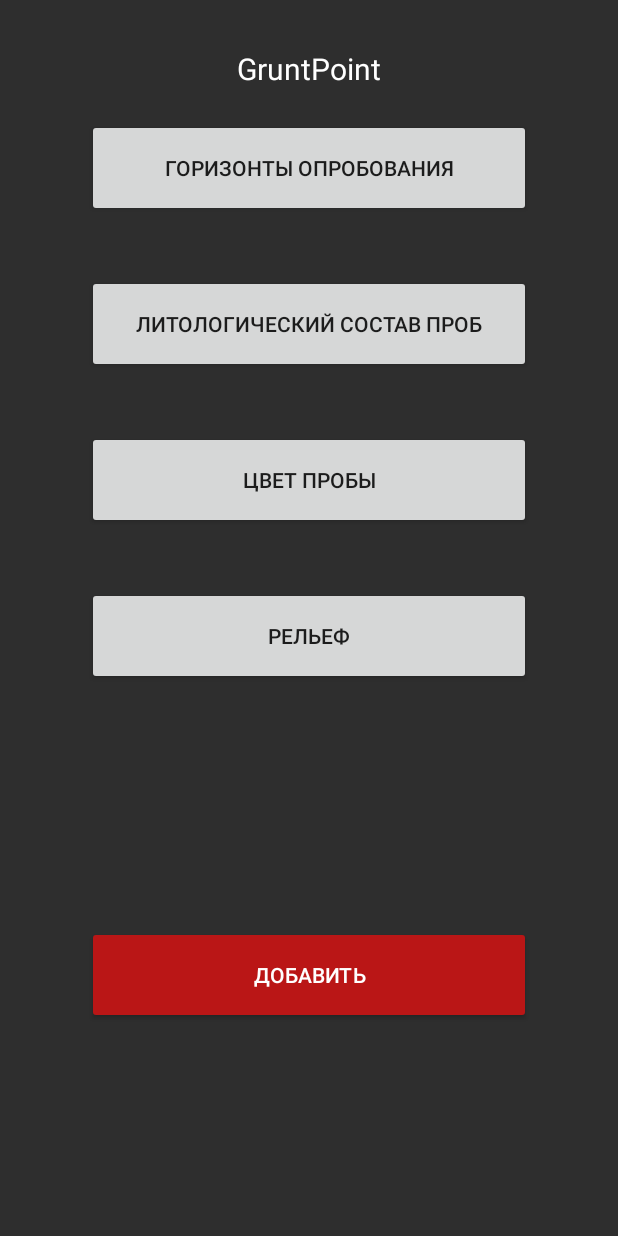
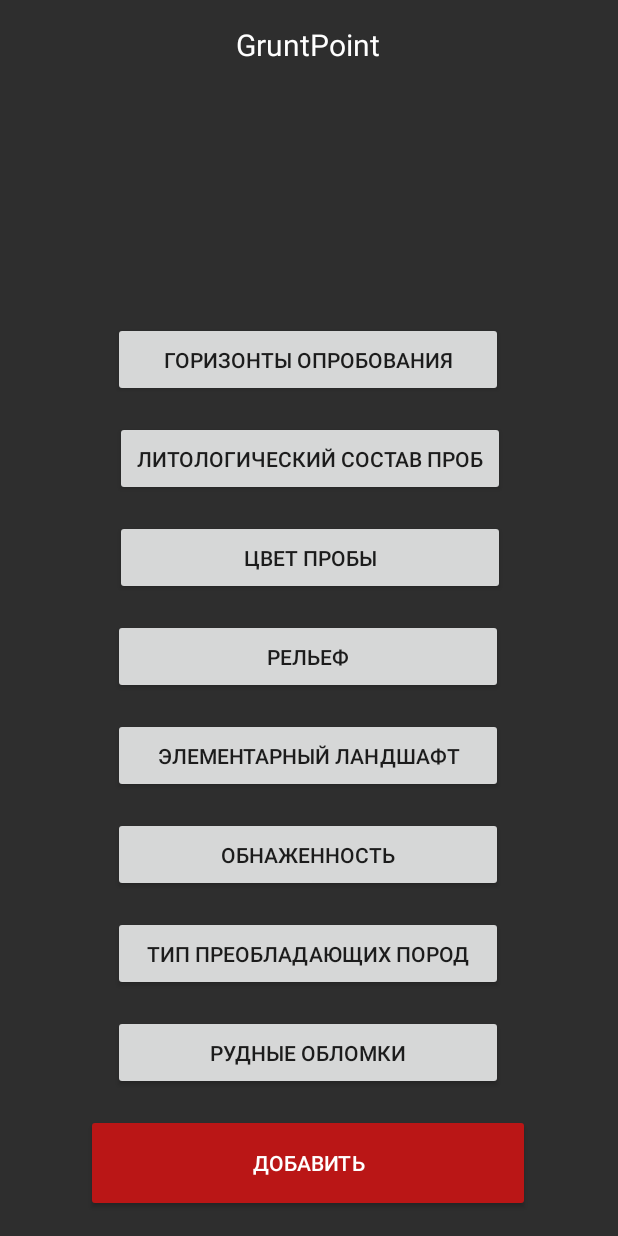
Before and after one commit to Urzu7/GruntPoint, an Android app: the screen it shows after launch (MainActivity), on a phone screen of 412 x 824 dp. Run offline under Robolectric (Android 15) with nearby library versions, the phone set to English and light mode, and no system bars.

Commit message:
Дизайн майна и там ещё что-то

```diff
--- a/app/src/main/java/com/f0039/geopoint/MainActivity.java
+++ b/app/src/main/java/com/f0039/geopoint/MainActivity.java
@@ -78,6 +78,27 @@
         startActivity(gtp4);
     }
 
+    public void GoToP5(View v) {
+        Intent gtp1 = new Intent(this, Param_5.class);
+        startActivity(gtp1);
+
+    }
+
+    public void GoToP6(View v) {
+        Intent gtp2 = new Intent(this, Param_6.class);
+        startActivity(gtp2);
+    }
+
+    public void GoToP7(View v) {
+        Intent gtp3 = new Intent(this, Param_7.class);
+        startActivity(gtp3);
+    }
+
+    public void GoToP8(View v) {
+        Intent gtp4 = new Intent(this, Param_8.class);
+        startActivity(gtp4);
+    }
+
     public void ButtDoneOut(View v) {
         Date date = new Date();
         num++;
--- a/app/src/main/res/layout/activity_main.xml
+++ b/app/src/main/res/layout/activity_main.xml
@@ -11,131 +11,242 @@
         android:id="@+id/textViewDone"
         android:layout_width="wrap_content"
         android:layout_height="wrap_content"
-        android:layout_marginTop="32dp"
+        android:layout_marginTop="16dp"
         android:text="@string/app_name"
         android:textColor="@color/white"
         android:textSize="20sp"
         app:layout_constraintEnd_toEndOf="parent"
-        app:layout_constraintHorizontal_bias="0.5"
+        app:layout_constraintHorizontal_bias="0.498"
         app:layout_constraintStart_toStartOf="parent"
         app:layout_constraintTop_toTopOf="parent" />
 
     <Button
         android:id="@+id/ButtPar1"
-        android:layout_width="296dp"
-        android:layout_height="65dp"
-        android:layout_marginTop="20dp"
+        android:layout_width="260dp"
+        android:layout_height="50dp"
+        android:layout_marginBottom="16dp"
         android:onClick="GoToP1"
         android:text="@string/par1"
+        app:layout_constraintBottom_toTopOf="@+id/ButtPar2"
         app:layout_constraintEnd_toEndOf="parent"
-        app:layout_constraintHorizontal_bias="0.5"
+        app:layout_constraintHorizontal_bias="0.496"
         app:layout_constraintStart_toStartOf="parent"
-        app:layout_constraintTop_toBottomOf="@+id/textViewDone" />
+        app:layout_constraintTop_toTopOf="parent"
+        app:layout_constraintVertical_bias="1.0" />
 
     <TextView
         android:id="@+id/textView1"
         android:layout_width="wrap_content"
-        android:layout_height="wrap_content"
-        android:text="Hello World!"
+        android:layout_height="50dp"
+        android:layout_marginEnd="4dp"
+        android:layout_marginBottom="16dp"
+        android:text="  "
+        android:textColor="@color/white"
+        android:textSize="13dp"
+        app:layout_constraintBottom_toTopOf="@+id/textView2"
+        app:layout_constraintEnd_toEndOf="parent"
+        app:layout_constraintHorizontal_bias="0.492"
+        app:layout_constraintStart_toEndOf="@+id/ButtPar1"
+        app:layout_constraintTop_toTopOf="parent"
+        app:layout_constraintVertical_bias="0.98"
+        tools:ignore="SpeakableTextPresentCheck" />
+
+    <Button
+        android:id="@+id/ButtPar2"
+        android:layout_width="260dp"
+        android:layout_height="50dp"
+        android:layout_marginBottom="16dp"
+        android:onClick="GoToP2"
+        android:text="@string/par2"
+        app:layout_constraintBottom_toTopOf="@+id/ButtPar3"
+        app:layout_constraintEnd_toEndOf="parent"
+        app:layout_constraintHorizontal_bias="0.503"
+        app:layout_constraintStart_toStartOf="parent" />
+
+    <TextView
+        android:id="@+id/textView2"
+        android:layout_width="wrap_content"
+        android:layout_height="50dp"
+        android:layout_marginEnd="4dp"
+        android:layout_marginBottom="16dp"
+        android:text="  "
+        android:textColor="@color/white"
+        android:textSize="13dp"
+        app:layout_constraintBottom_toTopOf="@+id/textView3"
+        app:layout_constraintEnd_toEndOf="parent"
+        app:layout_constraintHorizontal_bias="0.492"
+        app:layout_constraintStart_toEndOf="@+id/ButtPar2"
+        tools:ignore="SpeakableTextPresentCheck" />
+
+    <Button
+        android:id="@+id/ButtPar3"
+        android:layout_width="260dp"
+        android:layout_height="50dp"
+        android:layout_marginBottom="16dp"
+        android:onClick="GoToP3"
+        android:text="@string/par3"
+        app:layout_constraintBottom_toTopOf="@+id/ButtPar4"
+        app:layout_constraintEnd_toEndOf="parent"
+        app:layout_constraintHorizontal_bias="0.503"
+        app:layout_constraintStart_toStartOf="parent" />
+
+    <TextView
+        android:id="@+id/textView3"
+        android:layout_width="wrap_content"
+        android:layout_height="50dp"
+        android:layout_marginEnd="4dp"
+        android:layout_marginBottom="16dp"
+        android:text="  "
+        android:textColor="@color/white"
+        android:textSize="13dp"
+        app:layout_constraintBottom_toTopOf="@+id/textView4"
+        app:layout_constraintEnd_toEndOf="parent"
+        app:layout_constraintHorizontal_bias="0.492"
+        app:layout_constraintStart_toEndOf="@+id/ButtPar3"
+        tools:ignore="SpeakableTextPresentCheck" />
+
+    <Button
+        android:id="@+id/ButtPar4"
+        android:layout_width="260dp"
+        android:layout_height="50dp"
+        android:layout_marginBottom="16dp"
+        android:onClick="GoToP4"
+        android:text="@string/par4"
+        app:layout_constraintBottom_toTopOf="@+id/ButtPar5"
+        app:layout_constraintEnd_toEndOf="parent"
+        app:layout_constraintHorizontal_bias="0.496"
+        app:layout_constraintStart_toStartOf="parent" />
+
+    <TextView
+        android:id="@+id/textView4"
+        android:layout_width="wrap_content"
+        android:layout_height="50dp"
+        android:layout_marginEnd="4dp"
+        android:layout_marginBottom="16dp"
+        android:text="  "
+        android:textColor="@color/white"
+        android:textSize="13dp"
+        app:layout_constraintBottom_toTopOf="@+id/textView5"
+        app:layout_constraintEnd_toEndOf="parent"
+        app:layout_constraintStart_toEndOf="@+id/ButtPar4"
+        tools:ignore="SpeakableTextPresentCheck" />
+
+    <Button
+        android:id="@+id/ButtPar5"
+        android:layout_width="260dp"
+        android:layout_height="50dp"
+        android:layout_marginBottom="16dp"
+        android:onClick="GoToP5"
+        android:text="@string/par5"
+        app:layout_constraintBottom_toTopOf="@+id/ButtPar6"
+        app:layout_constraintEnd_toEndOf="parent"
+        app:layout_constraintHorizontal_bias="0.496"
+        app:layout_constraintStart_toStartOf="parent" />
+
+    <TextView
+        android:id="@+id/textView5"
+        android:layout_width="wrap_content"
+        android:layout_height="50dp"
+        android:layout_marginEnd="4dp"
+        android:layout_marginBottom="16dp"
+        android:text="  "
+        android:textColor="@color/white"
+        android:textSize="13dp"
+        app:layout_constraintBottom_toTopOf="@+id/textView6"
+        app:layout_constraintEnd_toEndOf="parent"
+        app:layout_constraintStart_toEndOf="@+id/ButtPar5"
+        tools:ignore="SpeakableTextPresentCheck" />
+
+    <Button
+        android:id="@+id/ButtPar6"
+        android:layout_width="260dp"
+        android:layout_height="50dp"
+        android:layout_marginBottom="16dp"
+        android:onClick="GoToP6"
+        android:text="@string/par6"
+        app:layout_constraintBottom_toTopOf="@+id/ButtPar7"
+        app:layout_constraintEnd_toEndOf="parent"
+        app:layout_constraintHorizontal_bias="0.496"
+        app:layout_constraintStart_toStartOf="parent" />
+
+    <TextView
+        android:id="@+id/textView6"
+        android:layout_width="wrap_content"
+        android:layout_height="50dp"
+        android:layout_marginEnd="4dp"
+        android:layout_marginBottom="16dp"
+        android:text="  "
+        android:textColor="@color/white"
+        android:textSize="13dp"
+        app:layout_constraintBottom_toTopOf="@+id/textView7"
+        app:layout_constraintEnd_toEndOf="parent"
+        app:layout_constraintStart_toEndOf="@+id/ButtPar6"
+        tools:ignore="SpeakableTextPresentCheck" />
+
+    <Button
+        android:id="@+id/ButtPar7"
+        android:layout_width="260dp"
+        android:layout_height="50dp"
+        android:layout_marginBottom="16dp"
+        android:onClick="GoToP7"
+        android:text="@string/par7"
+        app:layout_constraintBottom_toTopOf="@+id/ButtPar8"
+        app:layout_constraintEnd_toEndOf="parent"
+        app:layout_constraintHorizontal_bias="0.496"
+        app:layout_constraintStart_toStartOf="parent" />
+
+    <TextView
+        android:id="@+id/textView7"
+        android:layout_width="wrap_content"
+        android:layout_height="50dp"
+        android:layout_marginEnd="4dp"
+        android:layout_marginBottom="16dp"
+        android:text="  "
+        android:textColor="@color/white"
+        android:textSize="13dp"
+        app:layout_constraintBottom_toTopOf="@+id/textView8"
+        app:layout_constraintEnd_toEndOf="parent"
+        app:layout_constraintStart_toEndOf="@+id/ButtPar7"
+        tools:ignore="SpeakableTextPresentCheck" />
+
+    <Button
+        android:id="@+id/ButtPar8"
+        android:layout_width="260dp"
+        android:layout_height="50dp"
+        android:layout_marginBottom="16dp"
+        android:onClick="GoToP8"
+        android:text="@string/par8"
+        app:layout_constraintBottom_toTopOf="@+id/ButtDone"
+        app:layout_constraintEnd_toEndOf="parent"
+        app:layout_constraintHorizontal_bias="0.496"
+        app:layout_constraintStart_toStartOf="parent" />
+
+    <TextView
+        android:id="@+id/textView8"
+        android:layout_width="wrap_content"
+        android:layout_height="50dp"
+        android:layout_marginEnd="4dp"
+        android:layout_marginBottom="96dp"
+        android:text="  "
         android:textColor="@color/white"
         android:textSize="13dp"
         app:layout_constraintBottom_toBottomOf="parent"
         app:layout_constraintEnd_toEndOf="parent"
-        app:layout_constraintHorizontal_bias="0.5"
-        app:layout_constraintStart_toStartOf="parent"
-        app:layout_constraintTop_toBottomOf="@+id/ButtPar1"
-        app:layout_constraintVertical_bias="0.0" />
-
-    <Button
-        android:id="@+id/ButtPar2"
-        android:layout_width="296dp"
-        android:layout_height="65dp"
-        android:layout_marginTop="20dp"
-        android:onClick="GoToP2"
-        android:text="@string/par2"
-        app:layout_constraintEnd_toEndOf="parent"
-        app:layout_constraintHorizontal_bias="0.5"
-        app:layout_constraintStart_toStartOf="parent"
-        app:layout_constraintTop_toBottomOf="@+id/textView1" />
-
-    <TextView
-        android:id="@+id/textView2"
-        android:layout_width="wrap_content"
-        android:layout_height="wrap_content"
-        android:text="Hello World!"
-        android:textColor="@color/white"
-        android:textSize="13dp"
-        app:layout_constraintBottom_toBottomOf="parent"
-        app:layout_constraintEnd_toEndOf="parent"
-        app:layout_constraintHorizontal_bias="0.5"
-        app:layout_constraintStart_toStartOf="parent"
-        app:layout_constraintTop_toBottomOf="@+id/ButtPar2"
-        app:layout_constraintVertical_bias="0.0" />
-
-    <Button
-        android:id="@+id/ButtPar3"
-        android:layout_width="296dp"
-        android:layout_height="65dp"
-        android:layout_marginTop="20dp"
-        android:onClick="GoToP3"
-        android:text="@string/par3"
-        app:layout_constraintEnd_toEndOf="parent"
-        app:layout_constraintHorizontal_bias="0.5"
-        app:layout_constraintStart_toStartOf="parent"
-        app:layout_constraintTop_toBottomOf="@+id/textView2" />
-
-    <TextView
-        android:id="@+id/textView3"
-        android:layout_width="wrap_content"
-        android:layout_height="wrap_content"
-        android:text="Hello World!"
-        android:textColor="@color/white"
-        android:textSize="13dp"
-        app:layout_constraintBottom_toBottomOf="parent"
-        app:layout_constraintEnd_toEndOf="parent"
-        app:layout_constraintHorizontal_bias="0.5"
-        app:layout_constraintStart_toStartOf="parent"
-        app:layout_constraintTop_toBottomOf="@+id/ButtPar3"
-        app:layout_constraintVertical_bias="0.0" />
-
-    <Button
-        android:id="@+id/ButtPar4"
-        android:layout_width="296dp"
-        android:layout_height="65dp"
-        android:layout_marginTop="20dp"
-        android:onClick="GoToP4"
-        android:text="@string/par4"
-        app:layout_constraintEnd_toEndOf="parent"
-        app:layout_constraintHorizontal_bias="0.5"
-        app:layout_constraintStart_toStartOf="parent"
-        app:layout_constraintTop_toBottomOf="@+id/textView3" />
-
-    <TextView
-        android:id="@+id/textView4"
-        android:layout_width="wrap_content"
-        android:layout_height="wrap_content"
-        android:text="Hello World!"
-        android:textColor="@color/white"
-        android:textSize="13dp"
-        app:layout_constraintBottom_toBottomOf="parent"
-        app:layout_constraintEnd_toEndOf="parent"
-        app:layout_constraintHorizontal_bias="0.5"
-        app:layout_constraintStart_toStartOf="parent"
-        app:layout_constraintTop_toBottomOf="@+id/ButtPar4"
-        app:layout_constraintVertical_bias="0.0" />
+        app:layout_constraintStart_toEndOf="@+id/ButtPar8"
+        tools:ignore="SpeakableTextPresentCheck" />
 
     <Button
         android:id="@+id/ButtDone"
         android:layout_width="296dp"
         android:layout_height="65dp"
+        android:layout_marginBottom="16dp"
         android:backgroundTint="#BA1616"
         android:onClick="ButtDoneOut"
         android:text="Добавить"
         android:textColor="@color/white"
         app:layout_constraintBottom_toBottomOf="parent"
         app:layout_constraintEnd_toEndOf="parent"
-        app:layout_constraintHorizontal_bias="0.5"
-        app:layout_constraintStart_toStartOf="parent"
-        app:layout_constraintTop_toBottomOf="@+id/textView4" />
+        app:layout_constraintHorizontal_bias="0.495"
+        app:layout_constraintStart_toStartOf="parent" />
 
 </android.support.constraint.ConstraintLayout>
--- a/app/src/main/res/layout/activity_param1.xml
+++ b/app/src/main/res/layout/activity_param1.xml
@@ -98,7 +98,7 @@
     <TextView
         android:id="@+id/TextPar1"
         android:layout_width="wrap_content"
-        android:layout_height="wrap_content"
+        android:layout_height="50dp"
         android:layout_marginTop="48dp"
         android:text="@string/par1"
         android:textAllCaps="true"
--- a/app/src/main/res/layout/activity_param2.xml
+++ b/app/src/main/res/layout/activity_param2.xml
@@ -54,7 +54,7 @@
     <TextView
         android:id="@+id/TextPar2"
         android:layout_width="wrap_content"
-        android:layout_height="wrap_content"
+        android:layout_height="50dp"
         android:text="@string/par2"
         android:textAllCaps="true"
         android:textColor="@color/white"
--- a/app/src/main/res/layout/activity_param3.xml
+++ b/app/src/main/res/layout/activity_param3.xml
@@ -130,7 +130,7 @@
     <TextView
         android:id="@+id/TextPar3"
         android:layout_width="wrap_content"
-        android:layout_height="wrap_content"
+        android:layout_height="50dp"
         android:layout_marginTop="76dp"
         android:text="@string/par3"
         android:textAllCaps="true"
--- a/app/src/main/res/layout/activity_param4.xml
+++ b/app/src/main/res/layout/activity_param4.xml
@@ -131,7 +131,7 @@
     <TextView
         android:id="@+id/TextPar4"
         android:layout_width="wrap_content"
-        android:layout_height="wrap_content"
+        android:layout_height="50dp"
         android:text="Рельеф"
         android:textAllCaps="true"
         android:textColor="@color/white"
--- a/app/src/main/res/layout/activity_param5.xml
+++ b/app/src/main/res/layout/activity_param5.xml
@@ -121,7 +121,7 @@
     <TextView
         android:id="@+id/TextPar5"
         android:layout_width="wrap_content"
-        android:layout_height="wrap_content"
+        android:layout_height="50dp"
         android:text="@string/par5"
         android:textAllCaps="true"
         android:textColor="@color/white"
--- a/app/src/main/res/layout/activity_param6.xml
+++ b/app/src/main/res/layout/activity_param6.xml
@@ -64,7 +64,7 @@
     <TextView
         android:id="@+id/TextPar6"
         android:layout_width="wrap_content"
-        android:layout_height="wrap_content"
+        android:layout_height="50dp"
         android:text="@string/par6"
         android:textAllCaps="true"
         android:textColor="@color/white"
--- a/app/src/main/res/layout/activity_param7.xml
+++ b/app/src/main/res/layout/activity_param7.xml
@@ -97,7 +97,7 @@
     <TextView
         android:id="@+id/TextPar7"
         android:layout_width="wrap_content"
-        android:layout_height="wrap_content"
+        android:layout_height="50dp"
         android:text="@string/par7"
         android:textAllCaps="true"
         android:textColor="@color/white"
--- a/app/src/main/res/layout/activity_param8.xml
+++ b/app/src/main/res/layout/activity_param8.xml
@@ -54,7 +54,7 @@
     <TextView
         android:id="@+id/TextPar8"
         android:layout_width="wrap_content"
-        android:layout_height="wrap_content"
+        android:layout_height="50dp"
         android:text="@string/par8"
         android:textAllCaps="true"
         android:textColor="@color/white"
```
